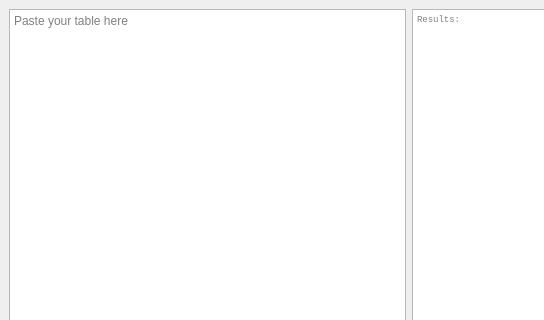
First picture: the form in statlib/gui/mainwindow_layout.ui, repository konung-yaropolk/NPL, before the edit; both pictures show x 0 to 544 and y 0 to 320 of the 1065 by 744 pixel window.
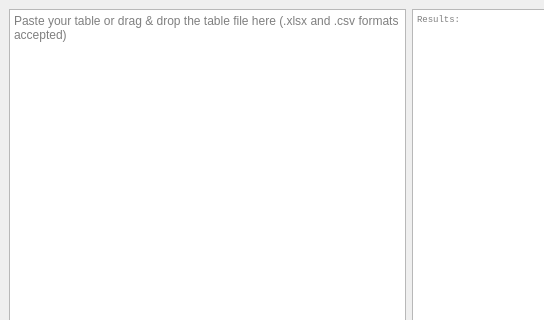
Second picture: the form after the edit. Icons and pictures are not drawn.

Commit message: modified:   statlib/demo/data.csv 	new file:   statlib/demo/data.xlsx 	modified:   statlib/gui/main.py 	modified:   statlib/gui/mainwindow_layout.py 	modified:   statlib/gui/mainwindow_layout.ui 	modified:   statlib/pyproject.toml 	modified:   statlib/requirements.txt 	modified:   statlib/src/statlib/_version.py 	modified:   statlib/src/statlib/statlib.py

Patch:
```diff
--- a/statlib/gui/mainwindow_layout.ui
+++ b/statlib/gui/mainwindow_layout.ui
@@ -22,7 +22,7 @@
     <item>
      <widget class="QPlainTextEdit" name="input_field">
       <property name="placeholderText">
-       <string>Paste your table here</string>
+       <string>Paste your table or drag &amp; drop the table file here (.xlsx and .csv formats accepted)</string>
       </property>
      </widget>
     </item>
```
Left out of the diff: 2 changed lines with no effect on the pictures. The commit also changes 8 other files.
